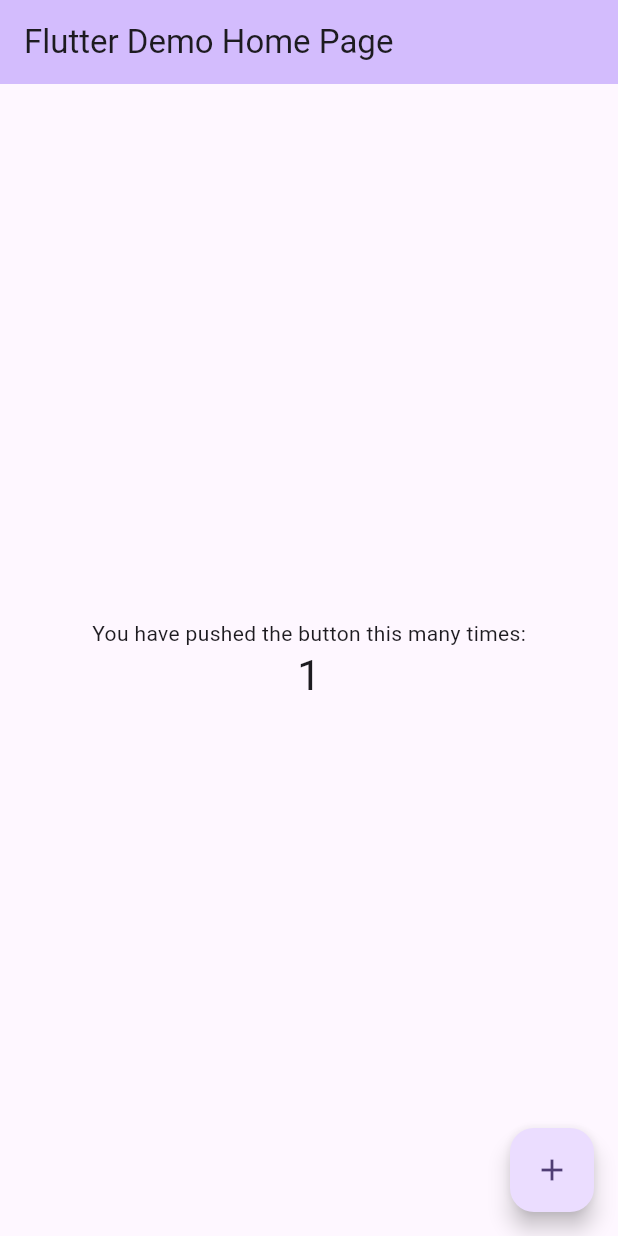
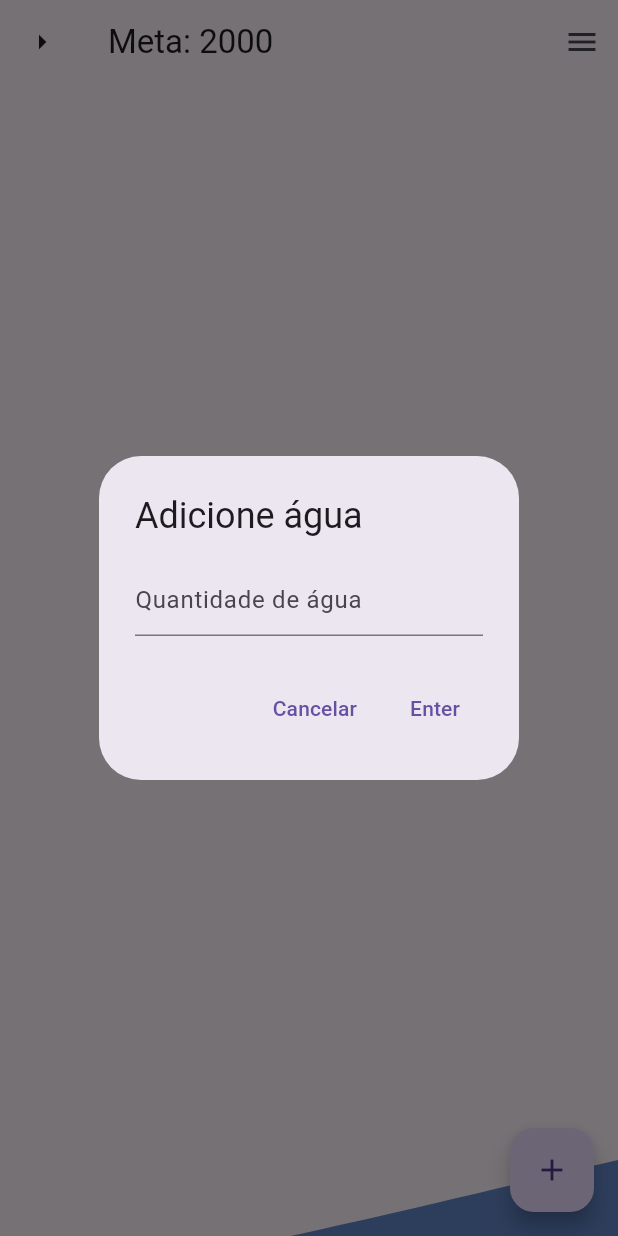
Before and after one commit to PedrelliMath/n1-dev-mobile, a Flutter app: the screen it shows after launch, after a tap on the "add" icon, on a phone screen of 412 x 824 dp. Run offline on Flutter 3.47's test engine with Material 3 defaults, Android fonts, the phone set to English and light mode, and no system bars.

Commit message:
commit inicial

```diff
--- a/lib/main.dart
+++ b/lib/main.dart
@@ -1,125 +1,48 @@
+import 'dart:math';
+
 import 'package:flutter/material.dart';
+import 'package:flutter/services.dart';
 
-void main() {
-  runApp(const MyApp());
+import 'package:pac_iv/repository/water_repository.dart';
+import 'package:pac_iv/widgets/water_flow.dart';
+import 'package:pac_iv/widgets/water_history.dart';
+
+List<WaterDrink> getRandomWaterList({required int listLength}){
+
+  List<WaterDrink> waterDrinkList = [];
+
+  for(var i = 0; i < listLength; i++){
+    var day = Random().nextInt(29) + 1;
+    var mounth = Random().nextInt(7) + 1;
+    var quantidade = Random().nextDouble() * 250;
+    var waterDrink = WaterDrink(quantidade: quantidade, createdAt: DateTime(2024, mounth, day));
+    waterDrinkList.add(waterDrink);
+  }
+  return waterDrinkList;
 }
 
-class MyApp extends StatelessWidget {
-  const MyApp({super.key});
+void main(){
 
-  // This widget is the root of your application.
-  @override
-  Widget build(BuildContext context) {
-    return MaterialApp(
-      title: 'Flutter Demo',
+  WaterDrinkRepository waterRepo = WaterDrinkRepository();
+  waterRepo.setDrinkList(getRandomWaterList(listLength: 500));
+
+  runApp(
+    MaterialApp(
       theme: ThemeData(
-        // This is the theme of your application.
-        //
-        // TRY THIS: Try running your application with "flutter run". You'll see
-        // the application has a purple toolbar. Then, without quitting the app,
-        // try changing the seedColor in the colorScheme below to Colors.green
-        // and then invoke "hot reload" (save your changes or press the "hot
-        // reload" button in a Flutter-supported IDE, or press "r" if you used
-        // the command line to start the app).
-        //
-        // Notice that the counter didn't reset back to zero; the application
-        // state is not lost during the reload. To reset the state, use hot
-        // restart instead.
-        //
-        // This works for code too, not just values: Most code changes can be
-        // tested with just a hot reload.
-        colorScheme: ColorScheme.fromSeed(seedColor: Colors.deepPurple),
-        useMaterial3: true,
+        brightness: Brightness.light
       ),
-      home: const MyHomePage(title: 'Flutter Demo Home Page'),
-    );
-  }
+      title: "WaterC",
+      initialRoute: '/',
+      routes: {
+      '/':(contex) => WaterFlow(waterRepository: waterRepo),
+      '/history':(context) => WaterHistory(waterRepository: waterRepo)
+    },
+    ),
+  );
+  SystemChrome.setSystemUIOverlayStyle(
+    const SystemUiOverlayStyle(
+      statusBarColor: Colors.transparent,
+      statusBarIconBrightness: Brightness.light,
+    ),
+  );
 }
-
-class MyHomePage extends StatefulWidget {
-  const MyHomePage({super.key, required this.title});
-
-  // This widget is the home page of your application. It is stateful, meaning
-  // that it has a State object (defined below) that contains fields that affect
-  // how it looks.
-
-  // This class is the configuration for the state. It holds the values (in this
-  // case the title) provided by the parent (in this case the App widget) and
-  // used by the build method of the State. Fields in a Widget subclass are
-  // always marked "final".
-
-  final String title;
-
-  @override
-  State<MyHomePage> createState() => _MyHomePageState();
-}
-
-class _MyHomePageState extends State<MyHomePage> {
-  int _counter = 0;
-
-  void _incrementCounter() {
-    setState(() {
-      // This call to setState tells the Flutter framework that something has
-      // changed in this State, which causes it to rerun the build method below
-      // so that the display can reflect the updated values. If we changed
-      // _counter without calling setState(), then the build method would not be
-      // called again, and so nothing would appear to happen.
-      _counter++;
-    });
-  }
-
-  @override
-  Widget build(BuildContext context) {
-    // This method is rerun every time setState is called, for instance as done
-    // by the _incrementCounter method above.
-    //
-    // The Flutter framework has been optimized to make rerunning build methods
-    // fast, so that you can just rebuild anything that needs updating rather
-    // than having to individually change instances of widgets.
-    return Scaffold(
-      appBar: AppBar(
-        // TRY THIS: Try changing the color here to a specific color (to
-        // Colors.amber, perhaps?) and trigger a hot reload to see the AppBar
-        // change color while the other colors stay the same.
-        backgroundColor: Theme.of(context).colorScheme.inversePrimary,
-        // Here we take the value from the MyHomePage object that was created by
-        // the App.build method, and use it to set our appbar title.
-        title: Text(widget.title),
-      ),
-      body: Center(
-        // Center is a layout widget. It takes a single child and positions it
-        // in the middle of the parent.
-        child: Column(
-          // Column is also a layout widget. It takes a list of children and
-          // arranges them vertically. By default, it sizes itself to fit its
-          // children horizontally, and tries to be as tall as its parent.
-          //
-          // Column has various properties to control how it sizes itself and
-          // how it positions its children. Here we use mainAxisAlignment to
-          // center the children vertically; the main axis here is the vertical
-          // axis because Columns are vertical (the cross axis would be
-          // horizontal).
-          //
-          // TRY THIS: Invoke "debug painting" (choose the "Toggle Debug Paint"
-          // action in the IDE, or press "p" in the console), to see the
-          // wireframe for each widget.
-          mainAxisAlignment: MainAxisAlignment.center,
-          children: <Widget>[
-            const Text(
-              'You have pushed the button this many times:',
-            ),
-            Text(
-              '$_counter',
-              style: Theme.of(context).textTheme.headlineMedium,
-            ),
-          ],
-        ),
-      ),
-      floatingActionButton: FloatingActionButton(
-        onPressed: _incrementCounter,
-        tooltip: 'Increment',
-        child: const Icon(Icons.add),
-      ), // This trailing comma makes auto-formatting nicer for build methods.
-    );
-  }
-}
--- /dev/null
+++ b/lib/repository/water_repository.dart
@@ -0,0 +1,75 @@
+class WaterDrink {
+  final double quantidade;
+  final DateTime createdAt;
+
+  WaterDrink({required this.quantidade, DateTime? createdAt})
+    : createdAt = createdAt ?? DateTime.now();
+}
+
+bool isSameDate(DateTime date1, DateTime date2) {
+  return date1.year == date2.year &&
+         date1.month == date2.month &&
+         date1.day == date2.day;
+}
+
+class WaterDrinkRepository{
+  List<WaterDrink> drinkList = [];
+
+  void setDrinkList(List<WaterDrink> waterList){
+    drinkList = waterList;
+  }
+
+  void addDrink(WaterDrink water){
+    drinkList.add(water);
+  }
+
+  List<WaterDrink> getDrinkList(){
+    return drinkList;
+  }
+
+  double getTotalWaterCount(){
+    double waterCount = 0;
+    for(WaterDrink water in drinkList){
+      waterCount += water.quantidade;
+    }
+    return waterCount;
+  }
+
+  double getTodayWaterCount(){
+    if(drinkList.isEmpty){
+      return 0;
+    }
+
+    DateTime today = DateTime.now();
+    double waterCount = 0;
+    for(WaterDrink water in drinkList){
+      if(isSameDate(today, water.createdAt)){
+        waterCount += water.quantidade;
+      }
+    }
+    return waterCount;
+  }
+
+  double getSpecificDayWaterCount(DateTime date){
+    if(drinkList.isEmpty){
+      return 0;
+    }
+
+    double waterCount = 0;
+    for(WaterDrink water in drinkList){
+      if(isSameDate(date, water.createdAt)){
+        waterCount += water.quantidade;
+      }
+    }
+    return waterCount;
+  }
+
+  void deleteSpecifDayWaterItems(DateTime date){
+    for(WaterDrink water in drinkList){
+      if(isSameDate(water.createdAt, date)){
+        drinkList.remove(water);
+      }
+    }
+  }
+
+}
--- /dev/null
+++ b/lib/widgets/water_flow.dart
@@ -0,0 +1,329 @@
+import 'package:flutter/material.dart';
+import 'dart:async';
+import 'package:pac_iv/repository/water_repository.dart';
+
+class MyPainter extends CustomPainter {
+  final double heightFactor;
+  final double firstValue;
+  final double secondValue;
+  final double thirdValue;
+  final double fourthValue;
+
+  MyPainter(
+    this.heightFactor,
+    this.firstValue,
+    this.secondValue,
+    this.thirdValue,
+    this.fourthValue,
+  );
+
+  @override
+  void paint(Canvas canvas, Size size) {
+    var paint = Paint()
+      ..color = const Color(0xff3B6ABA).withOpacity(.8)
+      ..style = PaintingStyle.fill;
+
+    var path = Path()
+      ..moveTo(0, (size.height / firstValue) * heightFactor)
+      ..cubicTo(
+        size.width * .9,
+        (size.height / secondValue) * heightFactor,
+        size.width * 1.5,
+        (size.height / thirdValue) * heightFactor,
+        size.width,
+        (size.height / fourthValue) * heightFactor,
+      )
+      ..lineTo(size.width, size.height)
+      ..lineTo(0, size.height);
+
+    canvas.drawPath(path, paint);
+  }
+
+  @override
+  bool shouldRepaint(covariant CustomPainter oldDelegate) {
+    return true;
+  }
+}
+
+class WaterFlow extends StatefulWidget {
+  final WaterDrinkRepository waterRepository;
+  const WaterFlow({super.key, required this.waterRepository});
+
+  @override
+  State<WaterFlow> createState() => _WaterFlowState();
+}
+
+class _WaterFlowState extends State<WaterFlow>
+  with TickerProviderStateMixin, AutomaticKeepAliveClientMixin {
+
+  late double waterCount;
+  late double waterLevel;
+  double meta = 2000.0;
+
+  late AnimationController firstController;
+  late Animation<double> firstAnimation;
+
+  late AnimationController secondController;
+  late Animation<double> secondAnimation;
+
+  late AnimationController thirdController;
+  late Animation<double> thirdAnimation;
+
+  late AnimationController fourthController;
+  late Animation<double> fourthAnimation;
+
+  @override
+  bool get wantKeepAlive => true;
+
+  @override
+  void initState() {
+    super.initState();
+
+    waterCount = widget.waterRepository.getTodayWaterCount();
+    waterLevel = screenFactor(waterCount);
+    firstController = AnimationController(
+        vsync: this, duration: const Duration(milliseconds: 1500));
+    firstAnimation = Tween<double>(begin: 1.9, end: 2.1).animate(
+        CurvedAnimation(parent: firstController, curve: Curves.easeInOut))
+      ..addListener(() {
+        setState(() {});
+      })
+      ..addStatusListener((status) {
+        if (status == AnimationStatus.completed) {
+          firstController.reverse();
+        } else if (status == AnimationStatus.dismissed) {
+          firstController.forward();
+        }
+      });
+
+    secondController = AnimationController(
+        vsync: this, duration: const Duration(milliseconds: 1500));
+    secondAnimation = Tween<double>(begin: 1.8, end: 2.4).animate(
+        CurvedAnimation(parent: secondController, curve: Curves.easeInOut))
+      ..addListener(() {
+        setState(() {});
+      })
+      ..addStatusListener((status) {
+        if (status == AnimationStatus.completed) {
+          secondController.reverse();
+        } else if (status == AnimationStatus.dismissed) {
+          secondController.forward();
+        }
+      });
+
+    thirdController = AnimationController(
+        vsync: this, duration: const Duration(milliseconds: 1500));
+    thirdAnimation = Tween<double>(begin: 1.8, end: 2.4).animate(
+        CurvedAnimation(parent: thirdController, curve: Curves.easeInOut))
+      ..addListener(() {
+        setState(() {});
+      })
+      ..addStatusListener((status) {
+        if (status == AnimationStatus.completed) {
+          thirdController.reverse();
+        } else if (status == AnimationStatus.dismissed) {
+          thirdController.forward();
+        }
+      });
+
+    fourthController = AnimationController(
+        vsync: this, duration: const Duration(milliseconds: 1500));
+    fourthAnimation = Tween<double>(begin: 1.9, end: 2.1).animate(
+        CurvedAnimation(parent: fourthController, curve: Curves.easeInOut))
+      ..addListener(() {
+        setState(() {});
+      })
+      ..addStatusListener((status) {
+        if (status == AnimationStatus.completed) {
+          fourthController.reverse();
+        } else if (status == AnimationStatus.dismissed) {
+          fourthController.forward();
+        }
+      });
+
+    Timer(const Duration(seconds: 2), () {
+      firstController.forward();
+    });
+
+    Timer(const Duration(milliseconds: 1600), () {
+      secondController.forward();
+    });
+
+    Timer(const Duration(milliseconds: 800), () {
+      thirdController.forward();
+    });
+
+    fourthController.forward();
+
+  }
+
+  @override
+  void dispose() {
+    firstController.dispose();
+    secondController.dispose();
+    thirdController.dispose();
+    fourthController.dispose();
+    super.dispose();
+  }
+
+  void _addWaterToList(String value, double meta){
+    setState(() {
+    WaterDrink newWaterDrink = WaterDrink(quantidade: double.tryParse(value) ?? 0.0);
+    widget.waterRepository.addDrink(newWaterDrink);
+    waterCount = widget.waterRepository.getTodayWaterCount();
+    waterLevel = screenFactor(waterCount);
+    });
+  }
+
+  double getMeta(){
+    return meta;
+  }
+
+  double screenFactor(double waterAmount) {
+    double minFactor = 0.01;
+    double maxFactor = 2.0;
+    double maxWater = getMeta();
+    waterAmount = waterAmount.clamp(0.01, maxWater);
+    double normalizedWaterAmount = waterAmount / maxWater;
+    double factor = minFactor + (maxFactor - minFactor) * (1.0 - normalizedWaterAmount);
+
+    return factor;
+  }
+
+  void deleteTodayWaterCount(){
+    setState(() {
+          widget.waterRepository.deleteSpecifDayWaterItems(DateTime.now());
+          waterCount = widget.waterRepository.getTodayWaterCount();
+          waterLevel = screenFactor(waterCount);
+        });
+  }
+
+  void _showMenuDialog() {
+  showDialog(
+    context: context,
+    builder: (BuildContext context) {
+      double tempMeta = meta;
+      return AlertDialog(
+        title: const Text('Configurar meta'),
+        content: SizedBox(
+          width: MediaQuery.of(context).size.width * 0.8,
+          child: StatefulBuilder(
+            builder: (BuildContext context, StateSetter setState) {
+              return Column(
+                mainAxisSize: MainAxisSize.min,
+                children: [
+                  Slider(
+                    label: tempMeta.toString(),
+                    min: 0,
+                    max: 3500.0,
+                    value: tempMeta,
+                    onChanged: (double value) {
+                      setState(() {
+                        tempMeta = value;
+                      });
+                    },
+                  ),
+                  Text('Meta diária: ${tempMeta.toStringAsFixed(0)}'),
+                ],
+              );
+            },
+          ),
+        ),
+        actions: [
+          TextButton(onPressed: deleteTodayWaterCount, child: const Text('Zerar')),
+          TextButton(
+            onPressed: () {
+              setState(() {
+                meta = tempMeta; // Atualiza o valor real de meta ao confirmar
+              });
+              Navigator.of(context).pop();
+            },
+            child: const Text('Ok'),
+            ),
+          ],
+        );
+      },
+    );
+  }
+
+  void _showInputDialog() {
+    String input = '';
+
+    showDialog(
+      context: context,
+      builder: (BuildContext context) {
+        return AlertDialog(
+          title: const Text('Adicione água'),
+          content: TextField(
+            decoration: const InputDecoration(hintText: 'Quantidade de água'),
+            onChanged: (value) {
+              input = value;
+            },
+          ),
+          actions: [
+            TextButton(
+              onPressed: () {
+                Navigator.of(context).pop(); // Fecha a caixa de diálogo
+              },
+                child: const Text('Cancelar'),
+            ),
+            TextButton(
+              onPressed: () {
+                _addWaterToList(input, meta); // Adiciona o valor à lista
+                Navigator.of(context).pop(); // Fecha a caixa de diálogo
+              },
+              child: const Text('Enter'),
+            ),
+          ],
+        );
+      },
+    );
+  }
+
+  @override
+  Widget build(BuildContext context) {
+  super.build(context);
+  Size size = MediaQuery.of(context).size;
+    return Scaffold(
+          appBar: AppBar(title: Text('Meta: ${getMeta().toStringAsFixed(0)}'), leading:  IconButton(icon: Icon(Icons.arrow_right),
+              onPressed: (){Navigator.pushNamed(context, '/history');}
+            ),
+            actions: [
+              IconButton(icon: Icon(Icons.menu), onPressed: _showMenuDialog)
+            ],
+          ),
+          floatingActionButton: FloatingActionButton(
+            child: Icon(Icons.add),
+            onPressed: _showInputDialog,
+          ),
+          body: Stack(
+            children: [
+              Center(
+                child: Text(
+                  '${waterCount}ml',
+                  style: TextStyle(
+                  fontWeight: FontWeight.w600,
+                  wordSpacing: 1,
+                  color: Colors.blueGrey.withOpacity(.7),
+                ),
+                textScaleFactor: 3,
+              ),
+            ),
+            CustomPaint(
+              painter: MyPainter(
+                waterLevel,
+                firstAnimation.value,
+                secondAnimation.value,
+                thirdAnimation.value,
+                fourthAnimation.value,
+            ),
+            child: SizedBox(
+              height: size.height,
+              width: size.width,
+              ),
+            ),
+          ]
+          )
+        );
+    }
+}
```
Also changed, not shown: lib/widgets/date_picker.dart (added, +90 -0 lines), lib/widgets/water_history.dart (added, +74 -0 lines).
